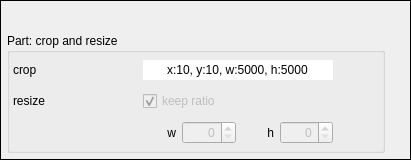
This is tools/video_editor/ui/ui_widget_geometry.ui in JepEtau/mco as Qt 5 draws it before an edit. The edited form follows.
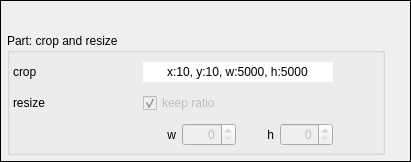
This is the edited form. Icons and pictures are not drawn.

Diff of the .ui file:
```diff
--- a/tools/video_editor/ui/ui_widget_geometry.ui
+++ b/tools/video_editor/ui/ui_widget_geometry.ui
@@ -7,7 +7,7 @@
     <x>0</x>
     <y>0</y>
     <width>411</width>
-    <height>160</height>
+    <height>162</height>
    </rect>
   </property>
   <layout class="QVBoxLayout" name="mainLayout">
@@ -197,7 +197,7 @@
           <number>3</number>
          </property>
          <property name="topMargin">
-          <number>3</number>
+          <number>5</number>
          </property>
          <property name="rightMargin">
           <number>3</number>
@@ -308,6 +308,9 @@
          </item>
          <item row="1" column="0">
           <widget class="QLabel" name="label_14">
+           <property name="lineWidth">
+            <number>0</number>
+           </property>
            <property name="text">
             <string>resize</string>
            </property>
@@ -407,6 +410,9 @@
          </item>
          <item row="0" column="0">
           <widget class="QLabel" name="label_9">
+           <property name="lineWidth">
+            <number>0</number>
+           </property>
            <property name="text">
             <string>crop</string>
            </property>
```
Left out of the diff: 33 changed lines with no effect on the pictures.
